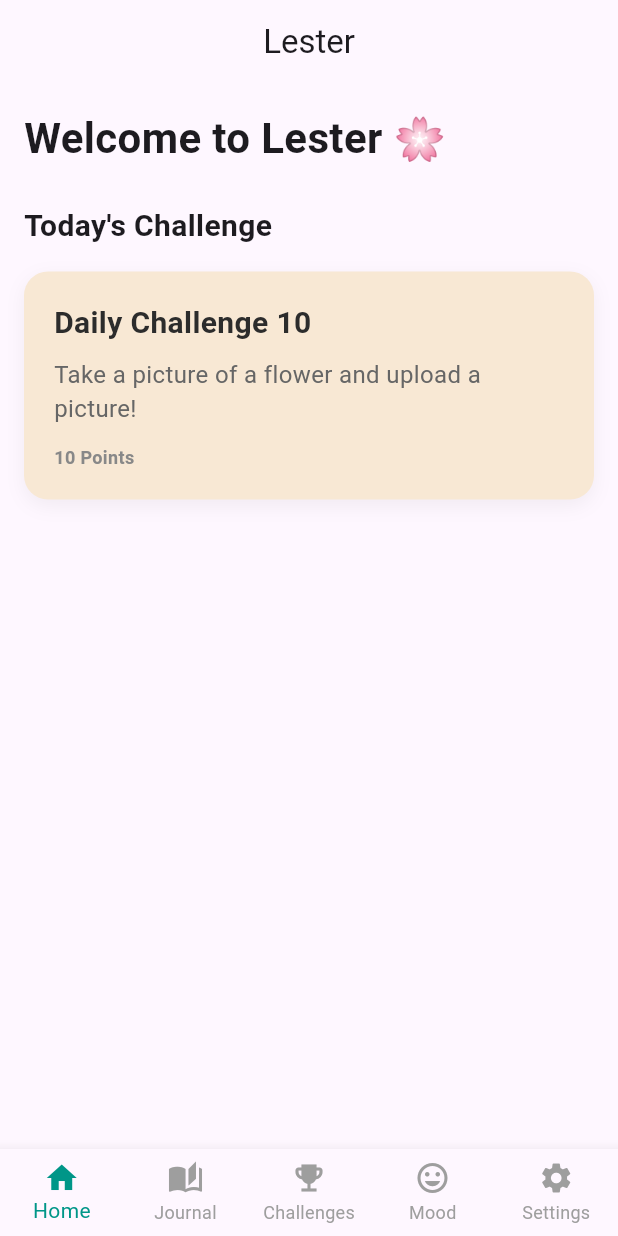
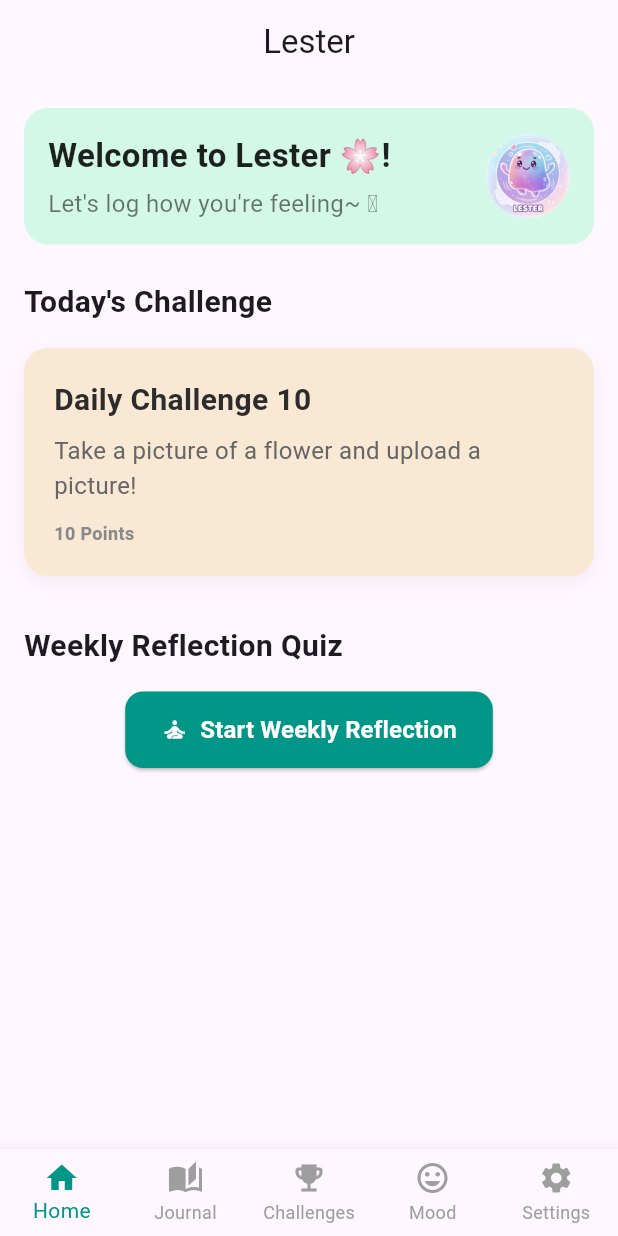
Before and after one commit to TomaszP05/Lester, a Flutter app: the screen it shows after launch, on a phone screen of 412 x 824 dp. Run offline on Flutter 3.47's test engine with Material 3 defaults, Android fonts, the phone set to English and light mode, and no system bars; our stand-ins replace flutter_local_notifications, sqflite, timezone; accounts and stored records are empty.

Commit message:
Updated Welcome Card and Added a small basic reflection quiz

```diff
--- a/lib/screens/home_screen.dart
+++ b/lib/screens/home_screen.dart
@@ -1,6 +1,7 @@
 import 'package:flutter/material.dart';
 import '../databases/challenge_database.dart';
 import '../notifications/challenges_notifications.dart';
+import 'reflection_screen.dart';
 
 class HomeScreen extends StatefulWidget {
   const HomeScreen({super.key});
@@ -83,13 +84,54 @@ class HomeScreenState extends State<HomeScreen> {
       child: Column(
         crossAxisAlignment: CrossAxisAlignment.start,
         children: [
-          const Text(
-            'Welcome to Lester 🌸',
-            style: TextStyle(
-              fontSize: 28,
-              fontWeight: FontWeight.bold,
+          // const Text(
+          //   'Welcome to Lester 🌸',
+          //   style: TextStyle(
+          //     fontSize: 28,
+          //     fontWeight: FontWeight.bold,
+          //   ),
+          // ),
+          Container(
+            padding: const EdgeInsets.all(16),
+            decoration: BoxDecoration(
+              color: const Color(0xFFD4F8E8), // light green background
+              borderRadius: BorderRadius.circular(16),
+            ),
+            child: Row(
+              children: [
+                Expanded(
+                  child: Column(
+                    crossAxisAlignment: CrossAxisAlignment.start,
+                    children: const [
+                      Text(
+                        'Welcome to Lester 🌸!',
+                        style: TextStyle(
+                          fontSize: 22,
+                          fontWeight: FontWeight.bold,
+                          color: Colors.black87,
+                        ),
+                      ),
+                      SizedBox(height: 4),
+                      Text(
+                        "Let's log how you're feeling~ 🫧",
+                        style: TextStyle(
+                          fontSize: 16,
+                          color: Colors.black54,
+                        ),
+                      ),
+                    ],
+                  ),
+                ),
+
+                CircleAvatar(
+                  radius: 28,
+                  backgroundColor: Colors.white,
+                  backgroundImage: AssetImage('assets/LesterMascot.png'),
+                ),
+              ],
             ),
           ),
+
           const SizedBox(height: 24),
           const Text(
             'Today\'s Challenge',
@@ -122,6 +164,39 @@ class HomeScreenState extends State<HomeScreen> {
             )
           else
             _buildChallengeCard(_currentChallenge!),
+
+          const SizedBox(height: 32),
+          const Text(
+            'Weekly Reflection Quiz',
+            style: TextStyle(
+              fontSize: 20,
+              fontWeight: FontWeight.w600,
+            ),
+          ),
+          const SizedBox(height: 16),
+
+          // 🌸 ADD REFLECTION BUTTON
+          Center(
+            child: ElevatedButton.icon(
+              style: ElevatedButton.styleFrom(
+                padding: const EdgeInsets.symmetric(horizontal: 24, vertical: 14),
+                backgroundColor: Colors.teal,
+                shape: RoundedRectangleBorder(borderRadius: BorderRadius.circular(12)),
+              ),
+              onPressed: () async {
+                await Navigator.push(
+                  context,
+                  MaterialPageRoute(builder: (_) => const ReflectionScreen()),
+                );
+              },
+              icon: const Icon(Icons.self_improvement, color: Colors.white),
+              label: const Text(
+                "Start Weekly Reflection",
+                style: TextStyle(color: Colors.white, fontSize: 16, fontWeight: FontWeight.bold),
+              ),
+            ),
+          ),
+
         ],
       ),
     );
--- a/pubspec.yaml
+++ b/pubspec.yaml
@@ -62,6 +62,8 @@ flutter:
   # included with your application, so that you can use the icons in
   # the material Icons class.
   uses-material-design: true
+  assets:
+    - assets/
 
   # To add assets to your application, add an assets section, like this:
   # assets:
```
Also changed, not shown: lib/databases/reflection_database.dart (added, +81 -0 lines), lib/screens/reflection_screen.dart (added, +125 -0 lines), assets/LesterMascot.png (added).
